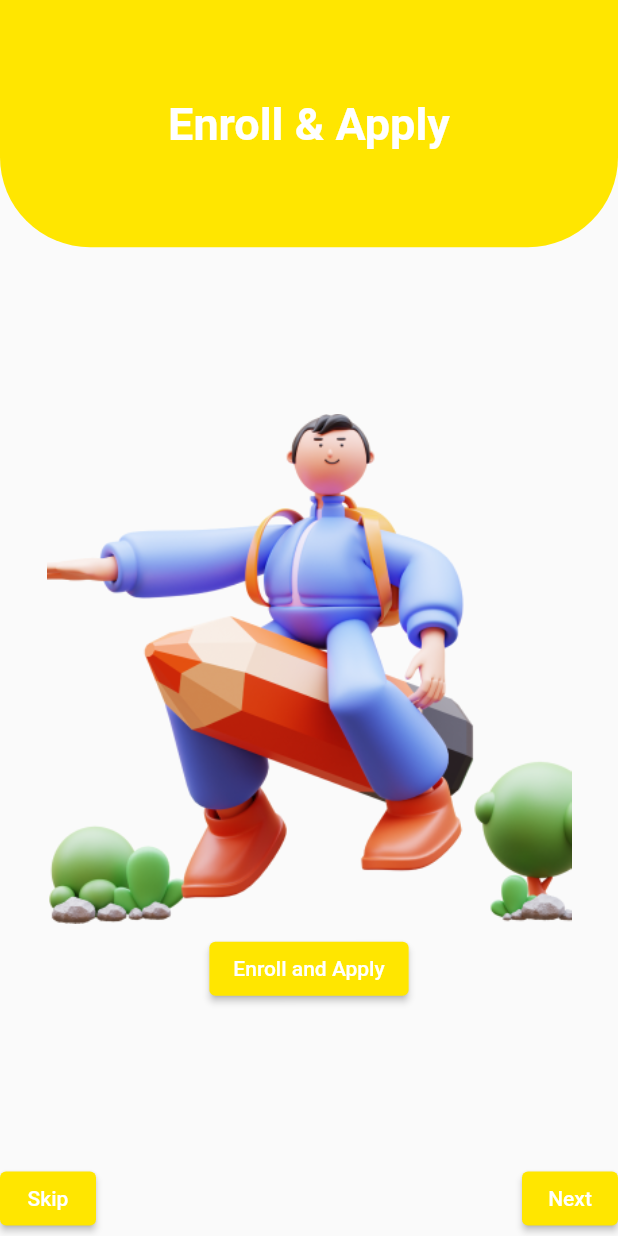
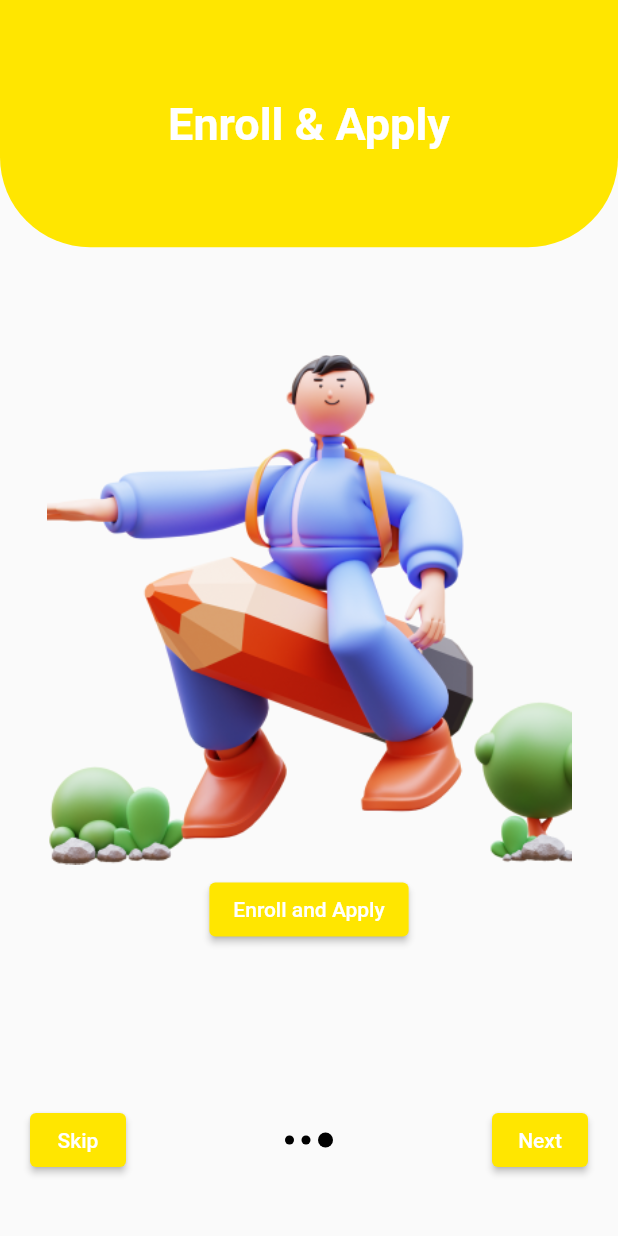
Before and after one commit to kya-nicoh/PLMAPP-authlogin, a Flutter app: the Page3 screen opened directly, on a phone screen of 412 x 824 dp. Run offline on Flutter 3.47's test engine with Material 2 defaults, Android fonts, the phone set to English and light mode, and no system bars; our stand-ins replace firebase_auth, firebase_core; accounts and stored records are empty.

Commit message:
Adjusted positions of buttons to streamline layouts. Added fading page transition animation

```diff
--- a/lib/pages/page3.dart
+++ b/lib/pages/page3.dart
@@ -6,16 +6,25 @@ class Page3 extends StatelessWidget {
   const Page3({Key? key}) : super(key: key);
 
   void nextPage(BuildContext context) {
-    Navigator.pushReplacement(
+    Navigator.push(
       context,
-      MaterialPageRoute(builder: (context) => Page4()),
+      PageRouteBuilder(
+        transitionDuration: const Duration(milliseconds: 500),
+        pageBuilder: (context, animation, secondaryAnimation) => const Page4(),
+        transitionsBuilder: (context, animation, secondaryAnimation, child) {
+          return FadeTransition(
+            opacity: animation,
+            child: child,
+          );
+        },
+      ),
     );
   }
 
   void skipPage(BuildContext context) {
     Navigator.pushReplacement(
       context,
-      MaterialPageRoute(builder: (context) => Page4()),
+      MaterialPageRoute(builder: (context) => const Page4()),
     );
   }
 
@@ -31,7 +40,7 @@ class Page3 extends StatelessWidget {
   @override
   Widget build(BuildContext context) {
     return Scaffold(
-      body: Container(
+      body: SizedBox(
         height: MediaQuery.of(context).size.height,
         child: Column(
           mainAxisAlignment: MainAxisAlignment.spaceBetween,
@@ -39,7 +48,7 @@ class Page3 extends StatelessWidget {
             Container(
               width: double.infinity,
               height: MediaQuery.of(context).size.height * 0.2,
-              decoration: BoxDecoration(
+              decoration: const BoxDecoration(
                 color: Color(0xFFFFE600), // Yellow color (#FFE600)
                 borderRadius: BorderRadius.only(
                   bottomLeft: Radius.circular(60),
@@ -48,7 +57,7 @@ class Page3 extends StatelessWidget {
               ),
               child: Column(
                 mainAxisAlignment: MainAxisAlignment.center,
-                children: [
+                children: const [
                   SizedBox(height: 1),
                   Text(
                     'Enroll & Apply',
@@ -65,56 +74,76 @@ class Page3 extends StatelessWidget {
               child: Column(
                 mainAxisAlignment: MainAxisAlignment.center,
                 children: [
-                  SizedBox(height: 1),
+                  const SizedBox(height: 1),
                   Image.asset(
                     'lib/images/welcome_image3.png', // Replace with your actual image asset path
                     width: 350,
                     height: 350,
                   ),
-                  SizedBox(height: 1),
+                  const SizedBox(height: 1),
                   ElevatedButton(
                     onPressed: () => launchWebsite(),
-                    child: Text(
+                    style: ElevatedButton.styleFrom(
+                      primary: const Color(0xFFFFE600), // Yellow color (#FFE600)
+                    ),
+                    child: const Text(
                       'Enroll and Apply',
                       style: TextStyle(
                         color: Colors.white,
                       ),
-                    ),
-                    style: ElevatedButton.styleFrom(
-                      primary: Color(0xFFFFE600), // Yellow color (#FFE600)
                     ),
                   ),
                 ],
               ),
             ),
             Padding(
-              padding: const EdgeInsets.only(bottom: 1),
+              padding: const EdgeInsets.symmetric(vertical: 40, horizontal: 20),
               child: Row(
                 mainAxisAlignment: MainAxisAlignment.spaceBetween,
                 children: [
                   ElevatedButton(
                     onPressed: () => skipPage(context),
-                    child: Text(
-                      'Skip',
-                      style: TextStyle(
-                        color: Colors.white,
+                    style: ElevatedButton.styleFrom(
+                      primary: const Color(0xFFFFE600), // Same color as the oblong
+                    ),
+                    child: const Text('Skip'),
+                  ),
+                  Row(
+                    children: [
+                      Container(
+                        width: 6,
+                        height: 6,
+                        decoration: const BoxDecoration(
+                          shape: BoxShape.circle,
+                          color: Colors.black,
+                        ),
                       ),
-                    ),
-                    style: ElevatedButton.styleFrom(
-                      primary: Color(0xFFFFE600), // Yellow color (#FFE600)
-                    ),
+                      const SizedBox(width: 5),
+                      Container(
+                        width: 6,
+                        height: 6,
+                        decoration: const BoxDecoration(
+                          shape: BoxShape.circle,
+                          color: Colors.black,
+                        ),
+                      ),
+                      const SizedBox(width: 5),
+                      Container(
+                        width: 10,
+                        height: 10,
+                        decoration: const BoxDecoration(
+                          shape: BoxShape.circle,
+                          color: Colors.black,
+                        ),
+                      ),
+                    ],
                   ),
                   ElevatedButton(
                     onPressed: () => nextPage(context),
-                    child: Text(
-                      'Next',
-                      style: TextStyle(
-                        color: Colors.white,
-                      ),
+                    style: ElevatedButton.styleFrom(
+                      primary: const Color(0xFFFFE600), // Same color as the oblong
                     ),
-                    style: ElevatedButton.styleFrom(
-                      primary: Color(0xFFFFE600), // Yellow color (#FFE600)
-                    ),
+                    child: const Text('Next'),
                   ),
                 ],
               ),
```
Also changed, not shown: lib/pages/page1.dart (+54 -13 lines), lib/pages/page2.dart (+27 -18 lines), lib/pages/page4.dart (+16 -16 lines), pubspec.lock.
